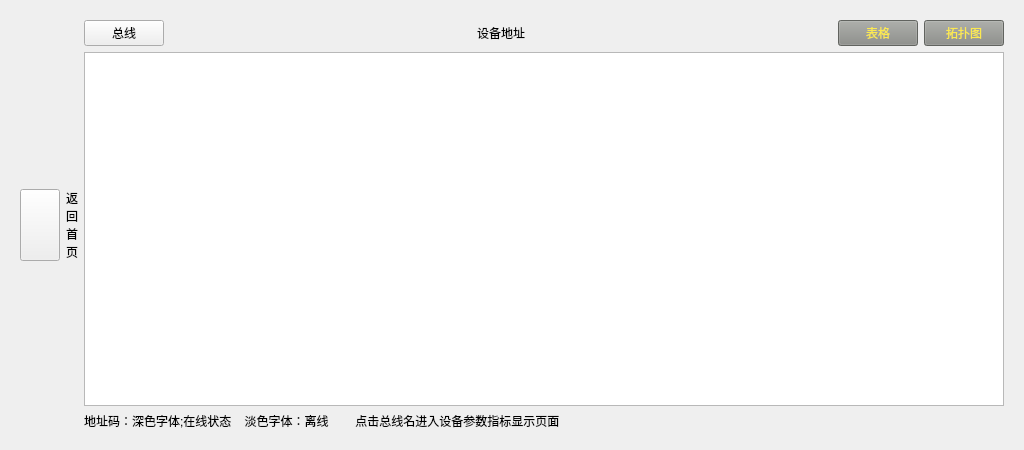
The window that View/date2view.ui (Sgr-H/gzj5th) describes before a commit, drawn with Qt 5.
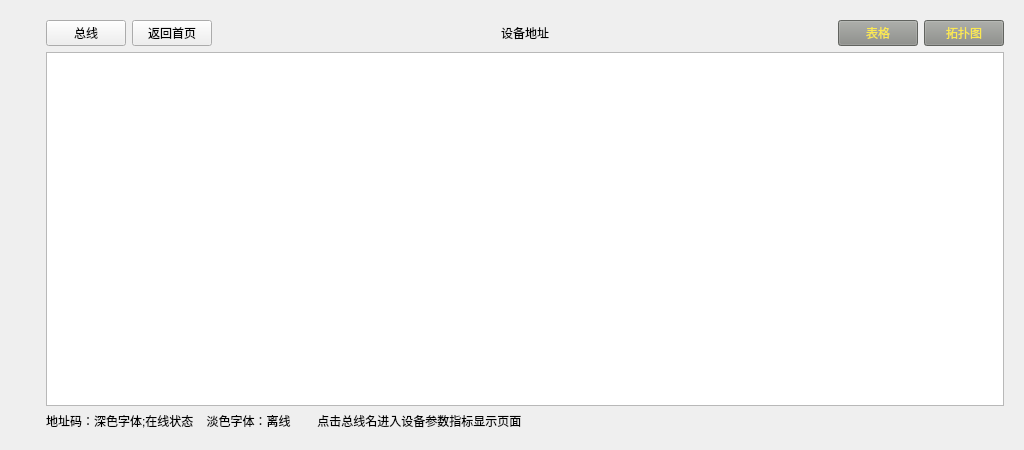
The same window after the commit.

```diff
--- a/View/date2view.ui
+++ b/View/date2view.ui
@@ -34,26 +34,10 @@
         </item>
         <item>
          <layout class="QHBoxLayout" name="horizontalLayout_2">
-          <item>
-           <widget class="QPushButton" name="pushButton">
-            <property name="sizePolicy">
-             <sizepolicy hsizetype="Minimum" vsizetype="Minimum">
-              <horstretch>0</horstretch>
-              <verstretch>0</verstretch>
-             </sizepolicy>
-            </property>
-            <property name="text">
-             <string/>
-            </property>
-           </widget>
-          </item>
           <item>
            <widget class="QLabel" name="label">
             <property name="text">
-             <string>返
-回
-首
-页</string>
+             <string/>
             </property>
            </widget>
           </item>
@@ -85,6 +69,19 @@
             </property>
            </widget>
           </item>
+          <item>
+           <widget class="QPushButton" name="pushButton">
+            <property name="sizePolicy">
+             <sizepolicy hsizetype="Minimum" vsizetype="Minimum">
+              <horstretch>0</horstretch>
+              <verstretch>0</verstretch>
+             </sizepolicy>
+            </property>
+            <property name="text">
+             <string>返回首页</string>
+            </property>
+           </widget>
+          </item>
           <item>
            <spacer name="horizontalSpacer">
             <property name="orientation">
```
